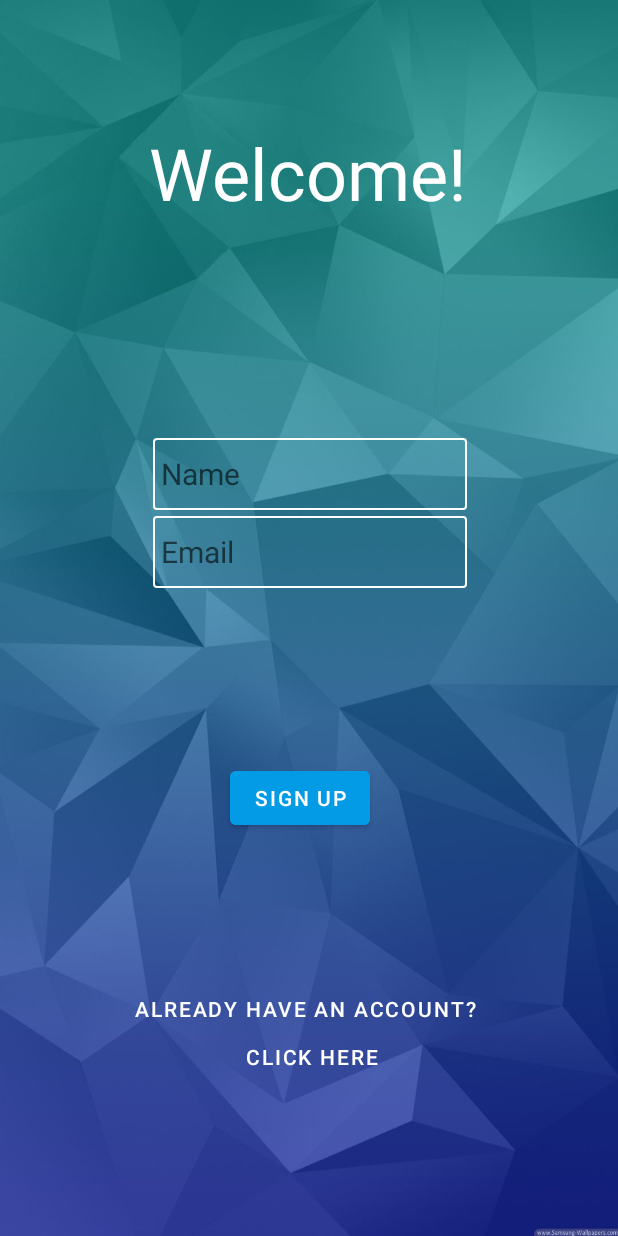
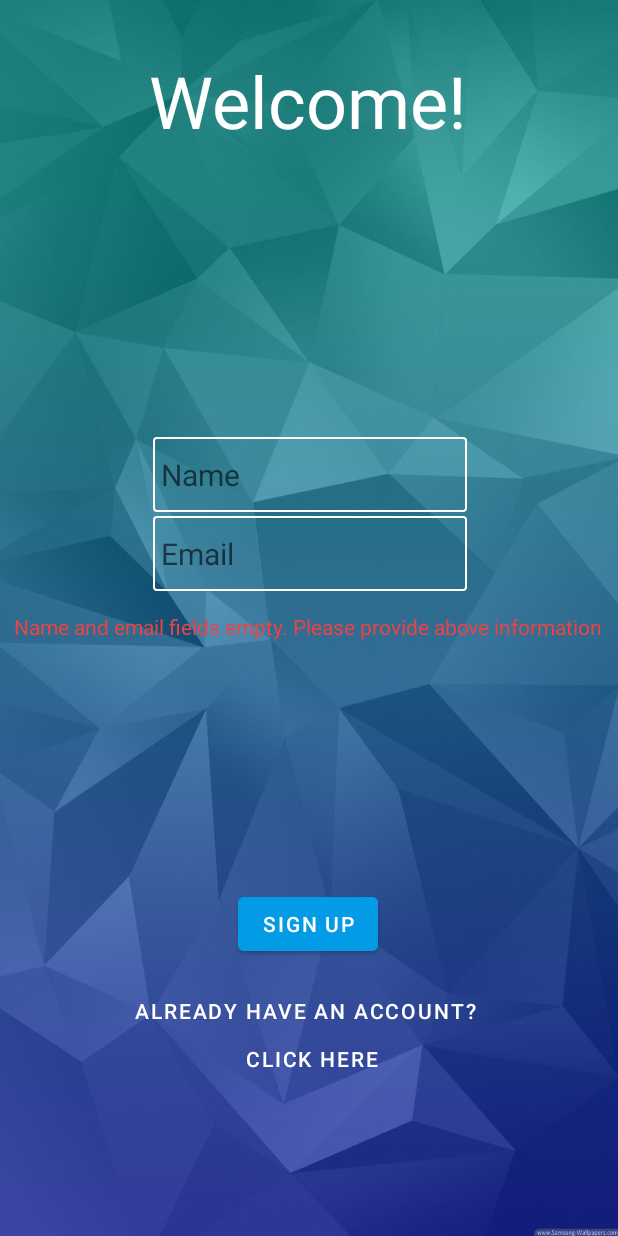
Before and after one commit to priyalpat721/StickItToEm, an Android app: the screen it shows after launch (SignUpActivity), after a tap on "SIGN UP", on a phone screen of 412 x 824 dp. Run offline under Robolectric (Android 15) with nearby library versions, the light colour scheme and no system bars; our stand-ins replace Firebase (no records; nobody signed in at launch, a user with empty details on screens opened directly).

Commit message:
so far so good

```diff
--- a/app/src/main/java/edu/neu/madcourse/stickittoem/userAuth/SignUpActivity.kt
+++ b/app/src/main/java/edu/neu/madcourse/stickittoem/userAuth/SignUpActivity.kt
@@ -22,12 +22,15 @@ class SignUpActivity : AppCompatActivity() {
     private lateinit var switchToLogIn: Button
     private lateinit var progressBar: ProgressBar
     private lateinit var auth: FirebaseAuth
+    private lateinit var warning_sign_up: TextView
     private var fireStore = Firebase.firestore
     private var db = Firebase.database.reference
     val TAG = "StickApp"
     override fun onCreate(savedInstanceState: Bundle?) {
         super.onCreate(savedInstanceState)
         setContentView(R.layout.activity_sign_up)
+        warning_sign_up = findViewById(R.id.warning_sign_up)
+        warning_sign_up.text = ""
 
         name = findViewById(R.id.name)
         email = findViewById(R.id.email)
@@ -52,6 +55,22 @@ class SignUpActivity : AppCompatActivity() {
     }
 
     private fun signup(emailAddress: String, password: String, nameText: String) {
+        warning_sign_up.text = ""
+
+        if(emailAddress.equals("") || nameText.equals("")){
+            Thread.sleep(1000)
+            progressBar.visibility = View.GONE
+            if(nameText.equals("") && emailAddress.equals("")){
+                warning_sign_up.text = "Name and email fields empty. Please provide above information"
+            } else if (emailAddress.equals("")){
+                warning_sign_up.text = "Email Field empty. Please enter your Email."
+            } else {
+                warning_sign_up.text = "Name Field empty. Please enter your Name."
+            }
+
+            return
+        }
+
         auth.createUserWithEmailAndPassword(emailAddress, password)
             .addOnCompleteListener(this@SignUpActivity) { task ->
                 if (task.isSuccessful) {
--- a/app/src/main/res/layout/activity_sign_up.xml
+++ b/app/src/main/res/layout/activity_sign_up.xml
@@ -6,8 +6,6 @@
     android:layout_height="match_parent"
     android:background="@drawable/background"
     tools:context=".userAuth.SignUpActivity">
-
-
     <TextView
         android:id="@+id/welcome"
         android:layout_width="wrap_content"
@@ -20,53 +18,30 @@
         app:layout_constraintHorizontal_bias="0.497"
         app:layout_constraintStart_toStartOf="parent"
         app:layout_constraintTop_toTopOf="parent"
-        app:layout_constraintVertical_bias="0.109" />
+        app:layout_constraintVertical_bias="0.046" />
 
-    <!--    <EditText-->
-    <!--        android:id="@+id/password"-->
-    <!--        android:layout_width="209dp"-->
-    <!--        android:layout_height="40dp"-->
-    <!--        android:background="@drawable/border"-->
-    <!--        android:hint="@string/password"-->
-    <!--        android:textSize="20sp"-->
-    <!--        app:layout_constraintBottom_toBottomOf="@+id/imageView"-->
-    <!--        app:layout_constraintEnd_toEndOf="parent"-->
-    <!--        app:layout_constraintStart_toStartOf="parent"-->
-    <!--        app:layout_constraintTop_toTopOf="parent"-->
-    <!--        app:layout_constraintVertical_bias="0.542" />-->
-
-    <Button
-        android:id="@+id/sign_up"
-        android:layout_width="wrap_content"
-        android:layout_height="wrap_content"
-        android:layout_marginTop="508dp"
-        android:backgroundTint="#039BE5"
-        android:text="@string/sign_up"
-        app:layout_constraintEnd_toEndOf="@+id/to_login_page"
-        app:layout_constraintHorizontal_bias="0.47"
-        app:layout_constraintStart_toStartOf="@+id/to_login_page"
-        app:layout_constraintTop_toTopOf="parent"
-        tools:ignore="TextContrastCheck" />
 
     <EditText
         android:id="@+id/email"
         android:layout_width="209dp"
-        android:layout_height="48dp"
+        android:layout_height="50dp"
         android:layout_marginTop="344dp"
         android:background="@drawable/border"
         android:hint="@string/email"
         android:inputType="textEmailAddress"
         android:paddingStart="5dp"
         android:textSize="20sp"
-        app:layout_constraintEnd_toEndOf="@+id/name"
-        app:layout_constraintHorizontal_bias="0.524"
-        app:layout_constraintStart_toStartOf="@+id/name"
-        app:layout_constraintTop_toTopOf="parent" />
+        app:layout_constraintBottom_toBottomOf="parent"
+        app:layout_constraintEnd_toEndOf="parent"
+        app:layout_constraintHorizontal_bias="0.504"
+        app:layout_constraintStart_toStartOf="parent"
+        app:layout_constraintTop_toTopOf="parent"
+        app:layout_constraintVertical_bias="0.0" />
 
     <EditText
         android:id="@+id/name"
         android:layout_width="209dp"
-        android:layout_height="48dp"
+        android:layout_height="50dp"
         android:background="@drawable/border"
         android:hint="@string/name"
         android:inputType="textNoSuggestions"
@@ -90,7 +65,21 @@
         app:layout_constraintHorizontal_bias="0.496"
         app:layout_constraintStart_toStartOf="parent"
         app:layout_constraintTop_toTopOf="parent"
-        app:layout_constraintVertical_bias="0.867" />
+        app:layout_constraintVertical_bias="0.869" />
+
+    <TextView
+        android:id="@+id/warning_sign_up"
+        android:layout_width="wrap_content"
+        android:layout_height="wrap_content"
+        android:text="@string/textview"
+        android:textAlignment="center"
+        android:textColor="#ED4343"
+        app:layout_constraintBottom_toBottomOf="parent"
+        app:layout_constraintEnd_toEndOf="parent"
+        app:layout_constraintHorizontal_bias="0.498"
+        app:layout_constraintStart_toStartOf="parent"
+        app:layout_constraintTop_toBottomOf="@+id/email"
+        app:layout_constraintVertical_bias="0.034" />
 
     <ProgressBar
         android:id="@+id/progress_bar"
@@ -103,4 +92,17 @@
         app:layout_constraintStart_toStartOf="@+id/email"
         app:layout_constraintTop_toTopOf="parent" />
 
+    <Button
+        android:id="@+id/sign_up"
+        android:layout_width="wrap_content"
+        android:layout_height="wrap_content"
+        android:layout_marginBottom="184dp"
+        android:backgroundTint="#039BE5"
+        android:text="@string/sign_up"
+        app:layout_constraintBottom_toBottomOf="parent"
+        app:layout_constraintEnd_toEndOf="parent"
+        app:layout_constraintHorizontal_bias="0.498"
+        app:layout_constraintStart_toStartOf="parent"
+        tools:ignore="TextContrastCheck" />
+
 </androidx.constraintlayout.widget.ConstraintLayout>
```
Also changed, not shown: app/src/main/java/edu/neu/madcourse/stickittoem/messages/StickerMessagingActivity.kt (+10 -22 lines), app/src/main/java/edu/neu/madcourse/stickittoem/userAuth/SignInActivity.kt (+9 -0 lines), app/src/main/res/layout/activity_sigin_in.xml (+9 -8 lines).
